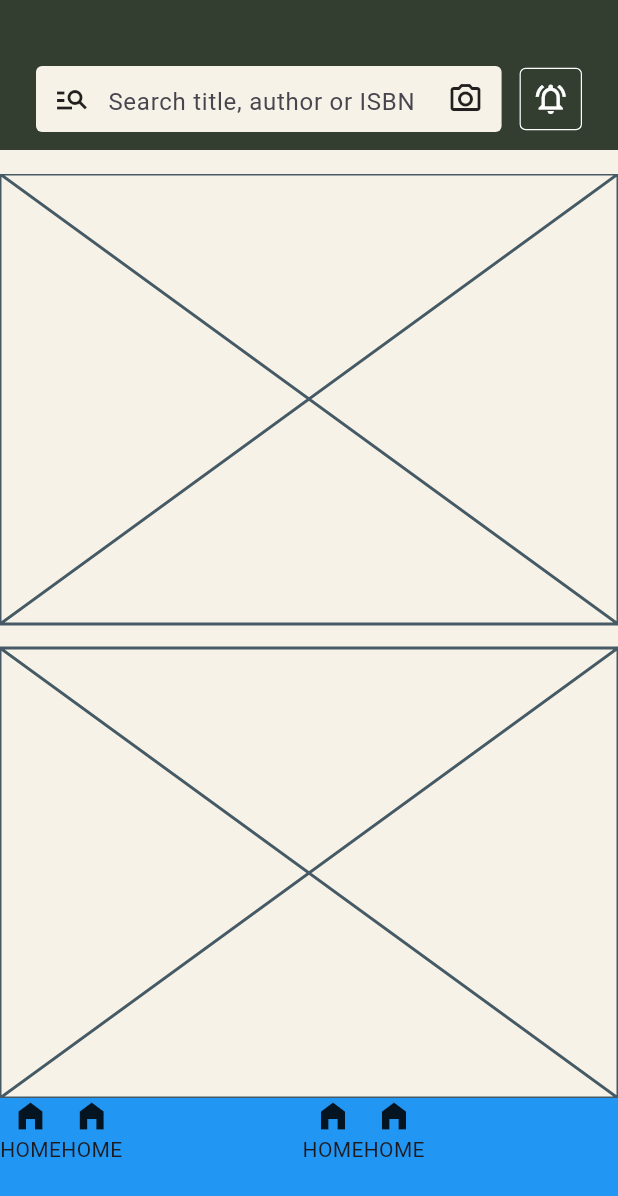
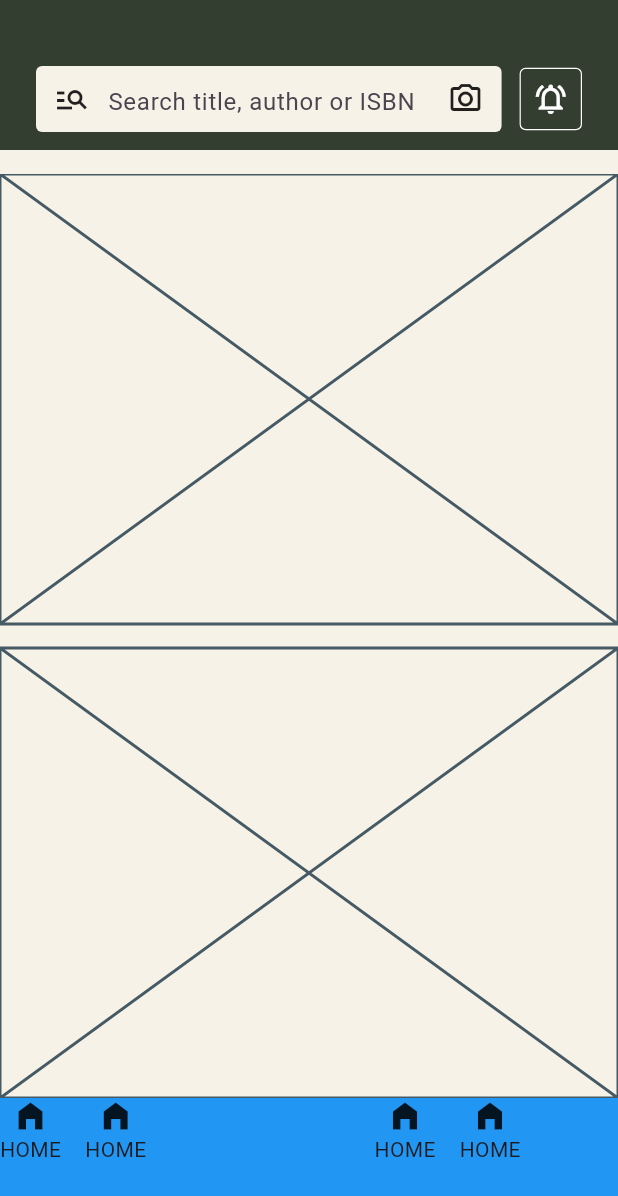
Before and after one commit to JAICHANGPARK/flutter_notebook_chapter_43, a Flutter app: the NewsFeedHomePage screen opened directly, on a phone screen of 412 x 824 dp. Shown: the top 1196 px of the screen. Run offline on Flutter 3.47's test engine with Material 3 defaults, Android fonts, the phone set to English and light mode, and no system bars; our stand-ins replace gap, hugeicons.

Commit message:
Update news_feed_home_page.dart

```diff
--- a/lib/ep2163_newsfeed_app/views/news_feed_home_page.dart
+++ b/lib/ep2163_newsfeed_app/views/news_feed_home_page.dart
@@ -128,7 +128,9 @@ class _NewsFeedHomePageState extends State<NewsFeedHomePage> {
                 color: Colors.blue,
                 child: Stack(
                   children: [
-                    Row(
+                    Positioned(
+                      child: Row(
+                        spacing: 16,
                         children: [
                           Column(
                             children: [
@@ -160,6 +162,7 @@ class _NewsFeedHomePageState extends State<NewsFeedHomePage> {
 
                         ],
                       ),
+                    ),
                   ],
                 ),
               ),
```
Lines whose indentation alone changed are shown as unchanged.
